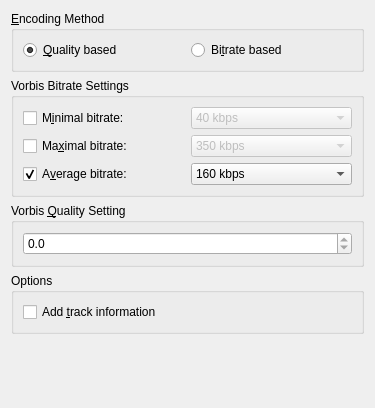
This is plugins/vorbis/encodervorbisconfig.ui in KDE/audiocd-kio as Qt 5 draws it before an edit. The edited form follows.
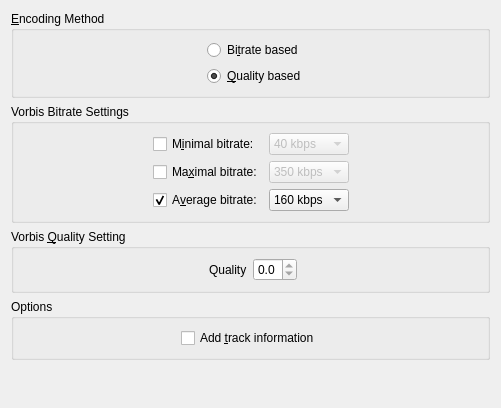
This is the edited form.

Commit message: Use FormLayouts with centered children for plugins

```diff
--- a/plugins/vorbis/encodervorbisconfig.ui
+++ b/plugins/vorbis/encodervorbisconfig.ui
@@ -6,7 +6,7 @@
    <rect>
     <x>0</x>
     <y>0</y>
-    <width>375</width>
+    <width>501</width>
     <height>408</height>
    </rect>
   </property>
@@ -19,24 +19,30 @@
      <property name="flat">
       <bool>true</bool>
      </property>
-     <layout class="QHBoxLayout">
-      <item>
-       <widget class="QRadioButton" name="vorbis_enc_quality">
-        <property name="text">
-         <string>&amp;Quality based</string>
-        </property>
-        <property name="checked">
-         <bool>true</bool>
-        </property>
-       </widget>
-      </item>
-      <item>
+     <layout class="QFormLayout" name="formLayout_2">
+      <property name="fieldGrowthPolicy">
+       <enum>QFormLayout::FieldGrowthPolicy::FieldsStayAtSizeHint</enum>
+      </property>
+      <property name="formAlignment">
+       <set>Qt::AlignmentFlag::AlignHCenter|Qt::AlignmentFlag::AlignTop</set>
+      </property>
+      <item row="0" column="1">
        <widget class="QRadioButton" name="vorbis_enc_bitrate">
         <property name="text">
          <string>Bi&amp;trate based</string>
         </property>
        </widget>
       </item>
+      <item row="1" column="1">
+       <widget class="QRadioButton" name="vorbis_enc_quality">
+        <property name="text">
+         <string>&amp;Quality based</string>
+        </property>
+        <property name="checked">
+         <bool>true</bool>
+        </property>
+       </widget>
+      </item>
      </layout>
     </widget>
    </item>
@@ -52,87 +58,17 @@
       <bool>true</bool>
      </property>
      <layout class="QGridLayout">
-      <item row="0" column="1">
-       <widget class="QComboBox" name="kcfg_vorbis_min_br">
+      <item row="1" column="1">
+       <widget class="QCheckBox" name="kcfg_set_vorbis_max_br">
         <property name="enabled">
-         <bool>false</bool>
+         <bool>true</bool>
         </property>
-        <property name="currentIndex">
-         <number>1</number>
+        <property name="text">
+         <string>Ma&amp;ximal bitrate:</string>
         </property>
-        <item>
-         <property name="text">
-          <string>32 kbps</string>
-         </property>
-        </item>
-        <item>
-         <property name="text">
-          <string>40 kbps</string>
-         </property>
-        </item>
-        <item>
-         <property name="text">
-          <string>48 kbps</string>
-         </property>
-        </item>
-        <item>
-         <property name="text">
-          <string>56 kbps</string>
-         </property>
-        </item>
-        <item>
-         <property name="text">
-          <string>64 kbps</string>
-         </property>
-        </item>
-        <item>
-         <property name="text">
-          <string>80 kbps</string>
-         </property>
-        </item>
-        <item>
-         <property name="text">
-          <string>96 kbps</string>
-         </property>
-        </item>
-        <item>
-         <property name="text">
-          <string>112 kbps</string>
-         </property>
-        </item>
-        <item>
-         <property name="text">
-          <string>128 kbps</string>
-         </property>
-        </item>
-        <item>
-         <property name="text">
-          <string>160 kbps</string>
-         </property>
-        </item>
-        <item>
-         <property name="text">
-          <string>192 kbps</string>
-         </property>
-        </item>
-        <item>
-         <property name="text">
-          <string>224 kbps</string>
-         </property>
-        </item>
-        <item>
-         <property name="text">
-          <string>256 kbps</string>
-         </property>
-        </item>
-        <item>
-         <property name="text">
-          <string>350 kbps</string>
-         </property>
-        </item>
        </widget>
       </item>
-      <item row="1" column="1">
+      <item row="1" column="2">
        <widget class="QComboBox" name="kcfg_vorbis_max_br">
         <property name="enabled">
          <bool>false</bool>
@@ -212,59 +148,100 @@
         </item>
        </widget>
       </item>
-      <item row="0" column="0">
-       <widget class="QCheckBox" name="kcfg_set_vorbis_min_br">
-        <property name="enabled">
-         <bool>true</bool>
-        </property>
-        <property name="text">
-         <string>M&amp;inimal bitrate:</string>
-        </property>
-       </widget>
-      </item>
       <item row="1" column="0">
-       <widget class="QCheckBox" name="kcfg_set_vorbis_max_br">
+       <spacer name="horizontalSpacer">
+        <property name="orientation">
+         <enum>Qt::Orientation::Horizontal</enum>
+        </property>
+        <property name="sizeHint" stdset="0">
+         <size>
+          <width>40</width>
+          <height>20</height>
+         </size>
+        </property>
+       </spacer>
+      </item>
+      <item row="0" column="2">
+       <widget class="QComboBox" name="kcfg_vorbis_min_br">
         <property name="enabled">
-         <bool>true</bool>
+         <bool>false</bool>
         </property>
-        <property name="text">
-         <string>Ma&amp;ximal bitrate:</string>
+        <property name="currentIndex">
+         <number>1</number>
         </property>
+        <item>
+         <property name="text">
+          <string>32 kbps</string>
+         </property>
+        </item>
+        <item>
+         <property name="text">
+          <string>40 kbps</string>
+         </property>
+        </item>
+        <item>
+         <property name="text">
+          <string>48 kbps</string>
+         </property>
+        </item>
+        <item>
+         <property name="text">
+          <string>56 kbps</string>
+         </property>
+        </item>
+        <item>
+         <property name="text">
+          <string>64 kbps</string>
+         </property>
+        </item>
+        <item>
+         <property name="text">
+          <string>80 kbps</string>
+         </property>
+        </item>
+        <item>
+         <property name="text">
+          <string>96 kbps</string>
+         </property>
+        </item>
+        <item>
+         <property name="text">
+          <string>112 kbps</string>
+         </property>
+        </item>
+        <item>
+         <property name="text">
+          <string>128 kbps</string>
+         </property>
+        </item>
+        <item>
+         <property name="text">
+          <string>160 kbps</string>
+         </property>
+        </item>
+        <item>
+         <property name="text">
+          <string>192 kbps</string>
+         </property>
+        </item>
+        <item>
+         <property name="text">
+          <string>224 kbps</string>
+         </property>
+        </item>
+        <item>
+         <property name="text">
+          <string>256 kbps</string>
+         </property>
+        </item>
+        <item>
+         <property name="text">
+          <string>350 kbps</string>
+         </property>
+        </item>
        </widget>
       </item>
       <item row="2" column="1">
-       <widget class="QComboBox" name="kcfg_vorbis_nominal_br">
-        <property name="currentIndex">
-         <number>1</number>
-        </property>
-        <item>
-         <property name="text">
-          <string>128 kbps</string>
-         </property>
-        </item>
-        <item>
-         <property name="text">
-          <string>160 kbps</string>
-         </property>
-        </item>
-        <item>
-         <property name="text">
-          <string>192 kbps</string>
-         </property>
-        </item>
-        <item>
-         <property name="text">
-          <string>256 kbps</string>
-         </property>
-        </item>
-        <item>
-         <property name="text">
-          <string>350 kbps</string>
-         </property>
-        </item>
-       </widget>
-      </item>
-      <item row="2" column="0">
        <widget class="QCheckBox" name="kcfg_set_vorbis_nominal_br">
         <property name="text">
          <string>A&amp;verage bitrate:</string>
@@ -274,6 +251,61 @@
         </property>
        </widget>
       </item>
+      <item row="0" column="1">
+       <widget class="QCheckBox" name="kcfg_set_vorbis_min_br">
+        <property name="enabled">
+         <bool>true</bool>
+        </property>
+        <property name="text">
+         <string>M&amp;inimal bitrate:</string>
+        </property>
+       </widget>
+      </item>
+      <item row="2" column="2">
+       <widget class="QComboBox" name="kcfg_vorbis_nominal_br">
+        <property name="currentIndex">
+         <number>1</number>
+        </property>
+        <item>
+         <property name="text">
+          <string>128 kbps</string>
+         </property>
+        </item>
+        <item>
+         <property name="text">
+          <string>160 kbps</string>
+         </property>
+        </item>
+        <item>
+         <property name="text">
+          <string>192 kbps</string>
+         </property>
+        </item>
+        <item>
+         <property name="text">
+          <string>256 kbps</string>
+         </property>
+        </item>
+        <item>
+         <property name="text">
+          <string>350 kbps</string>
+         </property>
+        </item>
+       </widget>
+      </item>
+      <item row="1" column="3">
+       <spacer name="horizontalSpacer_2">
+        <property name="orientation">
+         <enum>Qt::Orientation::Horizontal</enum>
+        </property>
+        <property name="sizeHint" stdset="0">
+         <size>
+          <width>40</width>
+          <height>20</height>
+         </size>
+        </property>
+       </spacer>
+      </item>
      </layout>
     </widget>
    </item>
@@ -288,9 +320,28 @@
      <property name="flat">
       <bool>true</bool>
      </property>
-     <layout class="QHBoxLayout">
-      <item>
+     <layout class="QFormLayout" name="formLayout">
+      <property name="fieldGrowthPolicy">
+       <enum>QFormLayout::FieldGrowthPolicy::FieldsStayAtSizeHint</enum>
+      </property>
+      <property name="formAlignment">
+       <set>Qt::AlignmentFlag::AlignHCenter|Qt::AlignmentFlag::AlignTop</set>
+      </property>
+      <item row="0" column="0">
+       <widget class="QLabel" name="qualityLabel">
+        <property name="text">
+         <string>Quality</string>
+        </property>
+       </widget>
+      </item>
+      <item row="0" column="1">
        <widget class="QDoubleSpinBox" name="kcfg_vorbis_quality">
+        <property name="sizePolicy">
+         <sizepolicy hsizetype="Fixed" vsizetype="Fixed">
+          <horstretch>0</horstretch>
+          <verstretch>0</verstretch>
+         </sizepolicy>
+        </property>
         <property name="whatsThis">
          <string>Higher is better but slower</string>
         </property>
@@ -319,7 +370,20 @@
      <property name="flat">
       <bool>true</bool>
      </property>
-     <layout class="QVBoxLayout">
+     <layout class="QHBoxLayout" name="horizontalLayout">
+      <item>
+       <spacer name="horizontalSpacer_3">
+        <property name="orientation">
+         <enum>Qt::Orientation::Horizontal</enum>
+        </property>
+        <property name="sizeHint" stdset="0">
+         <size>
+          <width>40</width>
+          <height>20</height>
+         </size>
+        </property>
+       </spacer>
+      </item>
       <item>
        <widget class="QCheckBox" name="kcfg_vorbis_comments">
         <property name="enabled">
@@ -333,6 +397,19 @@
         </property>
        </widget>
       </item>
+      <item>
+       <spacer name="horizontalSpacer_4">
+        <property name="orientation">
+         <enum>Qt::Orientation::Horizontal</enum>
+        </property>
+        <property name="sizeHint" stdset="0">
+         <size>
+          <width>40</width>
+          <height>20</height>
+         </size>
+        </property>
+       </spacer>
+      </item>
      </layout>
     </widget>
    </item>
```
Left out of the diff: 2 changed lines with no effect on the pictures. The commit also changes 3 other files.
